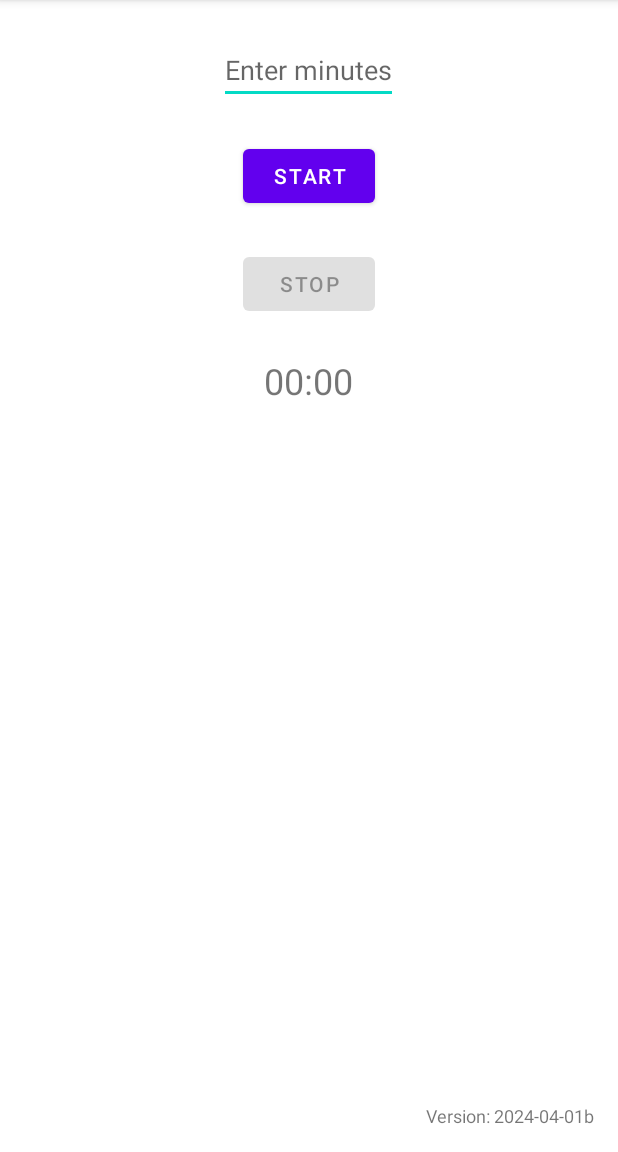
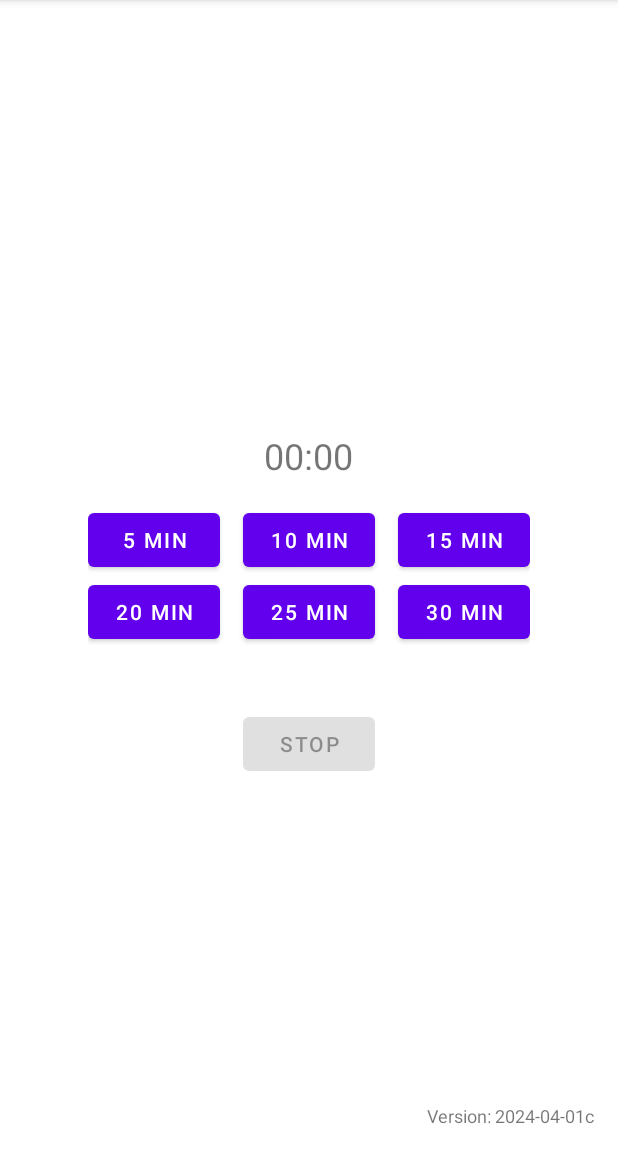
Before and after one commit to volarvolt/vv-productivity-pomo, an Android app: the screen it shows after launch (MainActivity), on a phone screen of 412 x 824 dp, the part 84-1236 px from its top. Run offline under Robolectric (Android 15) with nearby library versions, the phone set to English and light mode, and no system bars.

Commit message:
Change to preset timer intervals

```diff
--- a/app/src/main/java/se/volarvolt/productivity/pomo/MainActivity.java
+++ b/app/src/main/java/se/volarvolt/productivity/pomo/MainActivity.java
@@ -5,8 +5,8 @@ import android.app.NotificationManager;
 import android.graphics.Color;
 import android.os.Bundle;
 import android.os.CountDownTimer;
+import android.view.View;
 import android.widget.Button;
-import android.widget.EditText;
 import android.widget.TextView;
 
 import androidx.appcompat.app.AppCompatActivity;
@@ -14,8 +14,7 @@ import androidx.core.app.NotificationCompat;
 
 public class MainActivity extends AppCompatActivity {
 
-    private EditText editTextMinutes;
-    private Button buttonStart;
+    private Button[] buttonStart;
     private Button buttonStop;
     private TextView textViewCountdown;
     private CountDownTimer countDownTimer;
@@ -25,21 +24,26 @@ public class MainActivity extends AppCompatActivity {
         super.onCreate(savedInstanceState);
         setContentView(R.layout.activity_main);
 
-        editTextMinutes = findViewById(R.id.editTextMinutes);
-        buttonStart = findViewById(R.id.buttonStart);
+        buttonStart = new Button[6];
+        buttonStart[0] = findViewById(R.id.button5min);
+        buttonStart[1] = findViewById(R.id.button10min);
+        buttonStart[2] = findViewById(R.id.button15min);
+        buttonStart[3] = findViewById(R.id.button20min);
+        buttonStart[4] = findViewById(R.id.button25min);
+        buttonStart[5] = findViewById(R.id.button30min);
         buttonStop = findViewById(R.id.buttonStop);
         textViewCountdown = findViewById(R.id.textViewCountdown);
 
-        buttonStart.setOnClickListener(v -> {
-            try {
-                long minutes = Integer.parseInt(editTextMinutes.getText().toString());
-                startTimer(minutes * 60000); // Convert minutes to milliseconds
-            } catch (NumberFormatException nfe) {
-                // nothing;
-            }
-        });
+        buttonStop.setOnClickListener(v -> stopTimer());
+    }
 
-        buttonStop.setOnClickListener(v -> stopTimer());
+    public void startTimer(View view) {
+        // Retrieve the argument from the clicked button's tag
+        String tag = view.getTag().toString();
+        long minutes = Long.parseLong(tag);
+
+        // Call the startTimer method with the retrieved argument
+        startTimer(minutes * 60000); // Convert minutes to milliseconds
     }
 
     private void startTimer(long milliseconds) {
@@ -75,14 +79,16 @@ public class MainActivity extends AppCompatActivity {
     }
 
     private void disableControls() {
-        editTextMinutes.setEnabled(false);
-        buttonStart.setEnabled(false);
+        for (Button button : buttonStart) {
+            button.setEnabled(false);
+        }
         buttonStop.setEnabled(true);
     }
 
     private void enableControls() {
-        editTextMinutes.setEnabled(true);
-        buttonStart.setEnabled(true);
+        for (Button button : buttonStart) {
+            button.setEnabled(true);
+        }
         buttonStop.setEnabled(false);
     }
 
--- a/app/src/main/res/layout/activity_main.xml
+++ b/app/src/main/res/layout/activity_main.xml
@@ -1,54 +1,102 @@
-<?xml version="1.0" encoding="utf-8"?>
 <RelativeLayout xmlns:android="http://schemas.android.com/apk/res/android"
     xmlns:tools="http://schemas.android.com/tools"
     android:layout_width="match_parent"
     android:layout_height="match_parent"
     tools:context=".MainActivity">
 
-    <EditText
-        android:id="@+id/editTextMinutes"
+    <!-- Grid layout for buttons -->
+    <GridLayout
+        android:id="@+id/gridLayoutButtons"
         android:layout_width="wrap_content"
         android:layout_height="wrap_content"
+        android:columnCount="3"
+        android:rowCount="2"
+        android:layout_centerInParent="true"
+        android:useDefaultMargins="false"
+        android:padding="16dp"
+        android:layout_gravity="center_horizontal">
+
+        <!-- Top row -->
+        <Button
+            android:id="@+id/button5min"
+            android:layout_width="wrap_content"
+            android:layout_height="wrap_content"
+            android:text="5 min"
+            android:onClick="startTimer"
+            android:tag="5" />
+
+        <Button
+            android:id="@+id/button10min"
+            android:layout_width="wrap_content"
+            android:layout_height="wrap_content"
+            android:layout_marginLeft="15dp"
+            android:layout_marginRight="15dp"
+            android:text="10 min"
+            android:onClick="startTimer"
+            android:tag="10" />
+
+        <Button
+            android:id="@+id/button15min"
+            android:layout_width="wrap_content"
+            android:layout_height="wrap_content"
+            android:text="15 min"
+            android:onClick="startTimer"
+            android:tag="15" />
+
+        <!-- Bottom row -->
+        <Button
+            android:id="@+id/button20min"
+            android:layout_width="wrap_content"
+            android:layout_height="wrap_content"
+            android:text="20 min"
+            android:onClick="startTimer"
+            android:tag="20" />
+
+        <Button
+            android:id="@+id/button25min"
+            android:layout_width="wrap_content"
+            android:layout_height="wrap_content"
+            android:layout_marginLeft="15dp"
+            android:layout_marginRight="15dp"
+            android:text="25 min"
+            android:onClick="startTimer"
+            android:tag="25" />
+
+        <Button
+            android:id="@+id/button30min"
+            android:layout_width="wrap_content"
+            android:layout_height="wrap_content"
+            android:text="30 min"
+            android:onClick="startTimer"
+            android:tag="30" />
+
+    </GridLayout>
+
+    <TextView
+        android:id="@+id/textViewCountdown"
+        android:layout_width="wrap_content"
+        android:layout_height="wrap_content"
+        android:layout_above="@id/gridLayoutButtons"
         android:layout_centerHorizontal="true"
         android:layout_marginTop="24dp"
-        android:hint="Enter minutes"
-        android:inputType="number"
-        android:maxLength="3"/>
-
-    <Button
-        android:id="@+id/buttonStart"
-        android:layout_width="wrap_content"
-        android:layout_height="wrap_content"
-        android:layout_below="@id/editTextMinutes"
-        android:layout_centerHorizontal="true"
-        android:layout_marginTop="24dp"
-        android:text="Start"/>
+        android:text="00:00"
+        android:textSize="24sp"/>
 
     <Button
         android:id="@+id/buttonStop"
         android:layout_width="wrap_content"
         android:layout_height="wrap_content"
-        android:layout_below="@id/buttonStart"
+        android:layout_below="@id/gridLayoutButtons"
         android:layout_centerHorizontal="true"
         android:layout_marginTop="24dp"
         android:text="Stop"
         android:enabled="false"/>
 
     <TextView
-        android:id="@+id/textViewCountdown"
-        android:layout_width="wrap_content"
-        android:layout_height="wrap_content"
-        android:layout_below="@id/buttonStop"
-        android:layout_centerHorizontal="true"
-        android:layout_marginTop="24dp"
-        android:text="00:00"
-        android:textSize="24sp"/>
-
-    <TextView
         android:id="@+id/textViewVersion"
         android:layout_width="wrap_content"
         android:layout_height="wrap_content"
-        android:text="Version: 2024-04-01b"
+        android:text="Version: 2024-04-01c"
         android:textSize="12sp"
         android:layout_alignParentBottom="true"
         android:layout_alignParentEnd="true"
```
